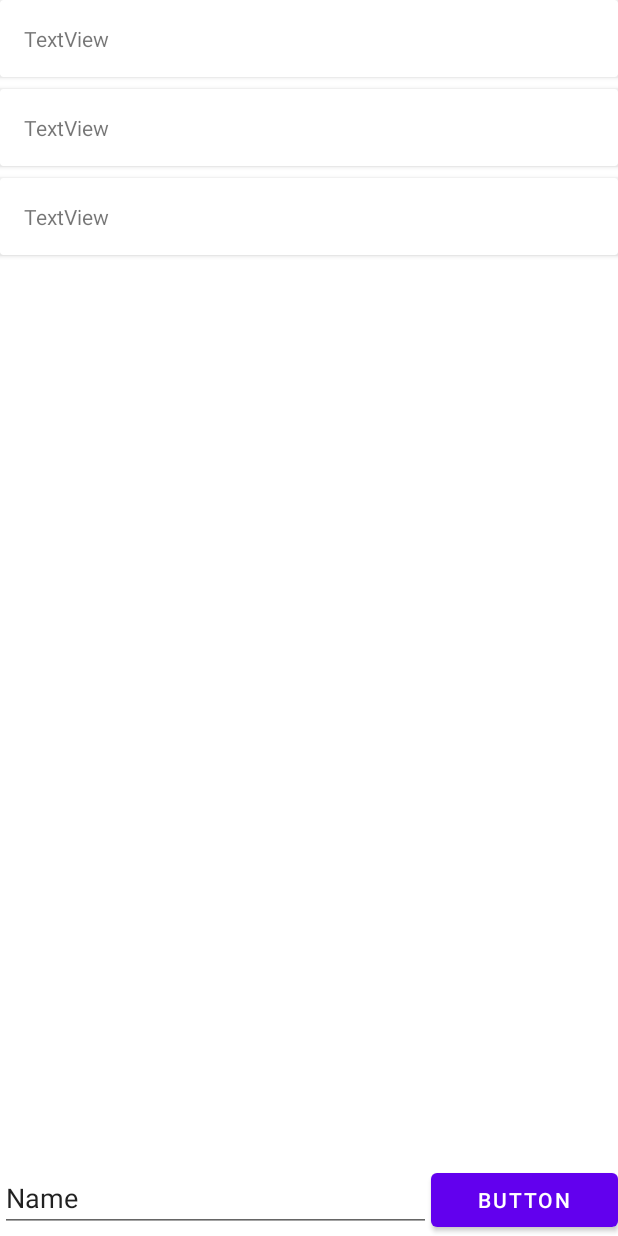
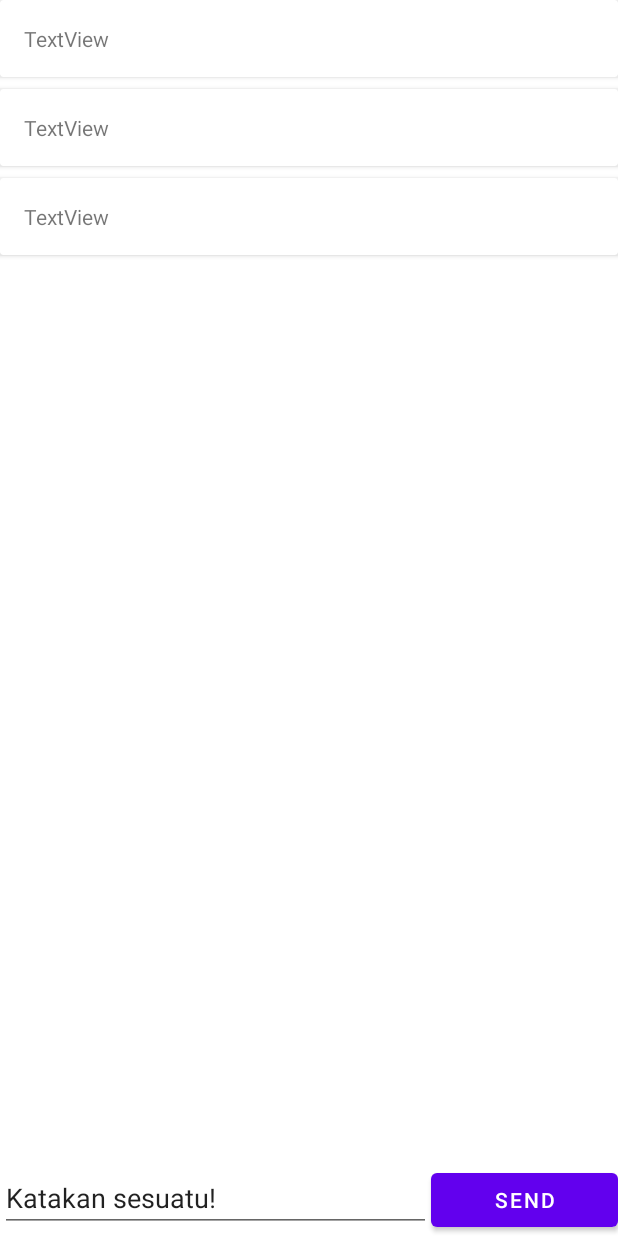
Before and after one commit to adlrmdn/mobility-chatbot, an Android app: the layout activity_main.xml on its own in the app's theme, with its tools: preview values and no code run, on a phone screen of 412 x 824 dp. Run offline under Robolectric (Android 15) with nearby library versions, the phone set to English and light mode, and no system bars.

Commit message:
Update Send

```diff
--- a/app/src/main/res/layout/activity_main.xml
+++ b/app/src/main/res/layout/activity_main.xml
@@ -34,13 +34,13 @@
             android:layout_weight="1"
             android:ems="10"
             android:inputType="textPersonName"
-            android:text="Name" />
+            android:text="Katakan sesuatu!" />
 
         <Button
             android:id="@+id/button"
             android:layout_width="50dp"
             android:layout_height="wrap_content"
             android:layout_weight="1"
-            android:text="Button" />
+            android:text="Send" />
     </LinearLayout>
 </androidx.constraintlayout.widget.ConstraintLayout>
```
